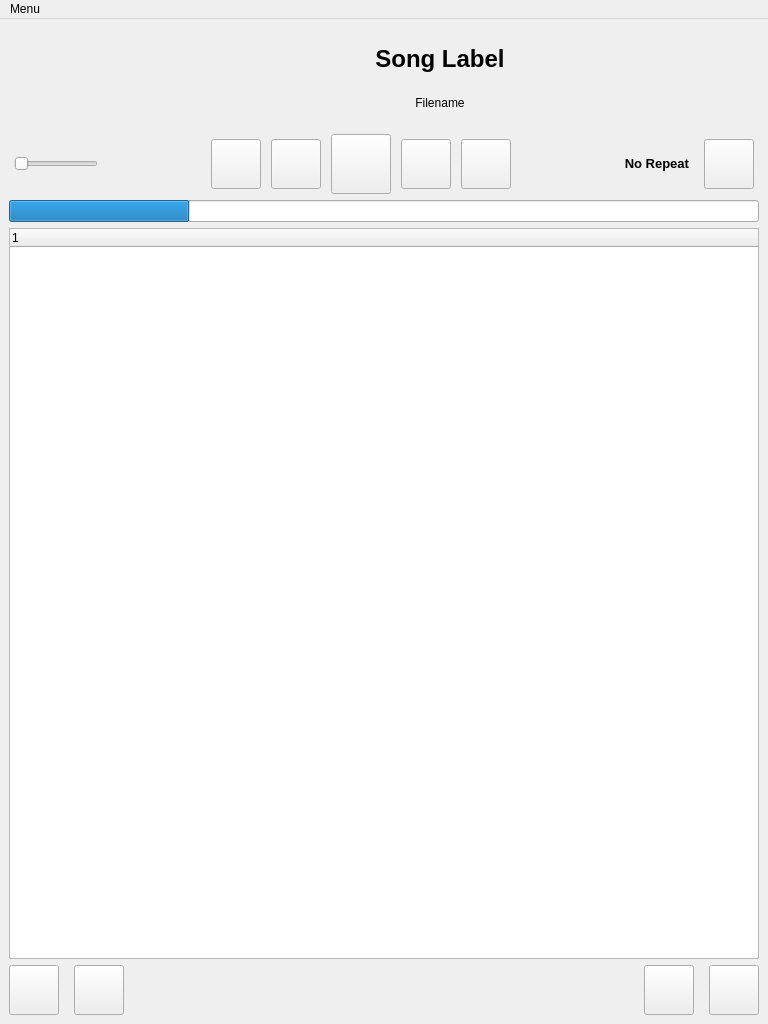
Before: the Qt Designer form app/src/mainwindow.ui in PraydE007/uAmp, drawn with Qt 5.
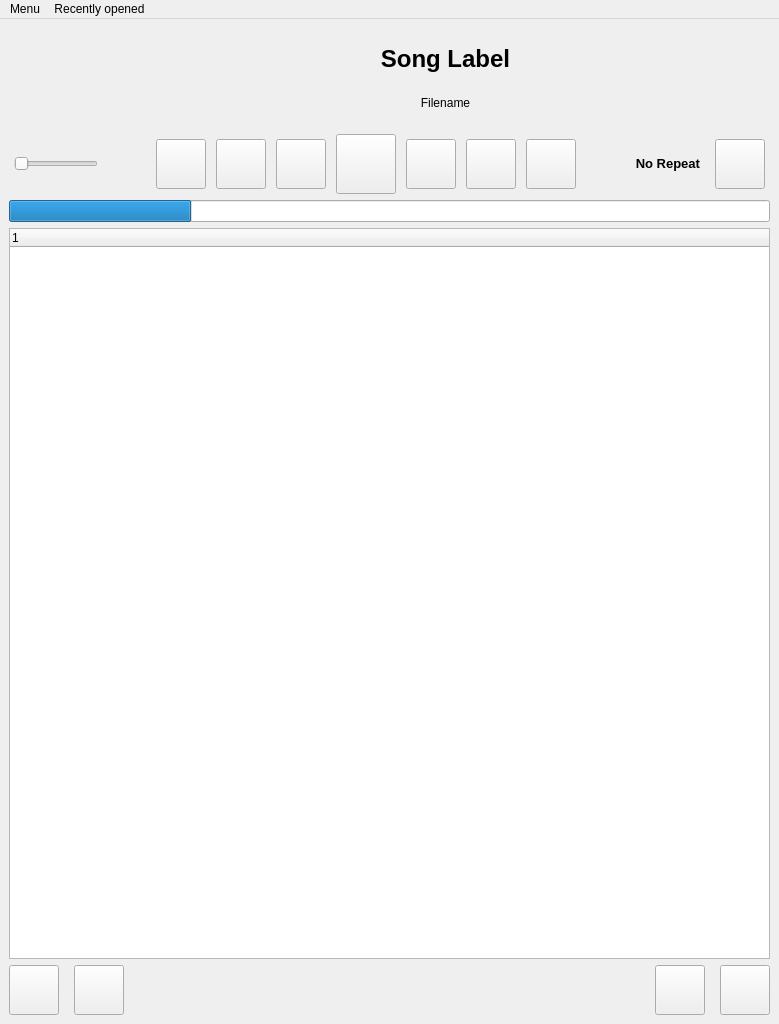
After: the same form once the commit is applied. Icons and pictures are not drawn.

Commit message: recently opened - start 00

What changed in the file:
```diff
--- a/app/src/mainwindow.ui
+++ b/app/src/mainwindow.ui
@@ -6,7 +6,7 @@
    <rect>
     <x>0</x>
     <y>0</y>
-    <width>768</width>
+    <width>779</width>
     <height>1024</height>
    </rect>
   </property>
@@ -155,6 +155,31 @@
         <property name="spacing">
          <number>10</number>
         </property>
+        <item>
+         <widget class="QPushButton" name="rewindBtn">
+          <property name="minimumSize">
+           <size>
+            <width>50</width>
+            <height>50</height>
+           </size>
+          </property>
+          <property name="maximumSize">
+           <size>
+            <width>50</width>
+            <height>50</height>
+           </size>
+          </property>
+          <property name="text">
+           <string/>
+          </property>
+          <property name="iconSize">
+           <size>
+            <width>32</width>
+            <height>32</height>
+           </size>
+          </property>
+         </widget>
+        </item>
         <item>
          <widget class="QPushButton" name="previousSongBtn">
           <property name="sizePolicy">
@@ -319,6 +344,31 @@
           </property>
          </widget>
         </item>
+        <item>
+         <widget class="QPushButton" name="fastForwardBtn">
+          <property name="minimumSize">
+           <size>
+            <width>50</width>
+            <height>50</height>
+           </size>
+          </property>
+          <property name="maximumSize">
+           <size>
+            <width>50</width>
+            <height>50</height>
+           </size>
+          </property>
+          <property name="text">
+           <string/>
+          </property>
+          <property name="iconSize">
+           <size>
+            <width>32</width>
+            <height>32</height>
+           </size>
+          </property>
+         </widget>
+        </item>
        </layout>
       </item>
       <item>
@@ -559,7 +609,7 @@
     <rect>
      <x>0</x>
      <y>0</y>
-     <width>768</width>
+     <width>779</width>
      <height>22</height>
     </rect>
    </property>
@@ -568,7 +618,15 @@
      <string>Menu</string>
     </property>
    </widget>
+   <widget class="QMenu" name="menuRecently_opened">
+    <property name="title">
+     <string>Recently opened</string>
+    </property>
+    <addaction name="actionShow_Playlists"/>
+    <addaction name="actionShow_Songs"/>
+   </widget>
    <addaction name="menuMenu"/>
+   <addaction name="menuRecently_opened"/>
   </widget>
  </widget>
  <resources/>
```
Left out of the diff: 16 changed lines with no effect on the pictures. The commit also changes 6 other files.
